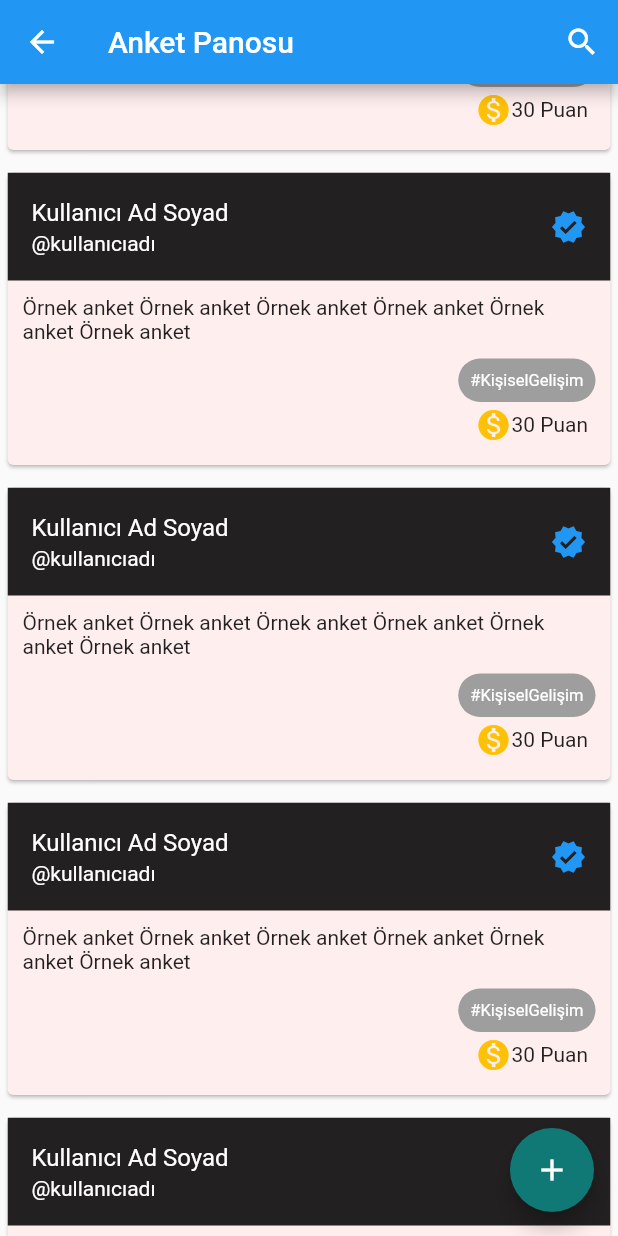
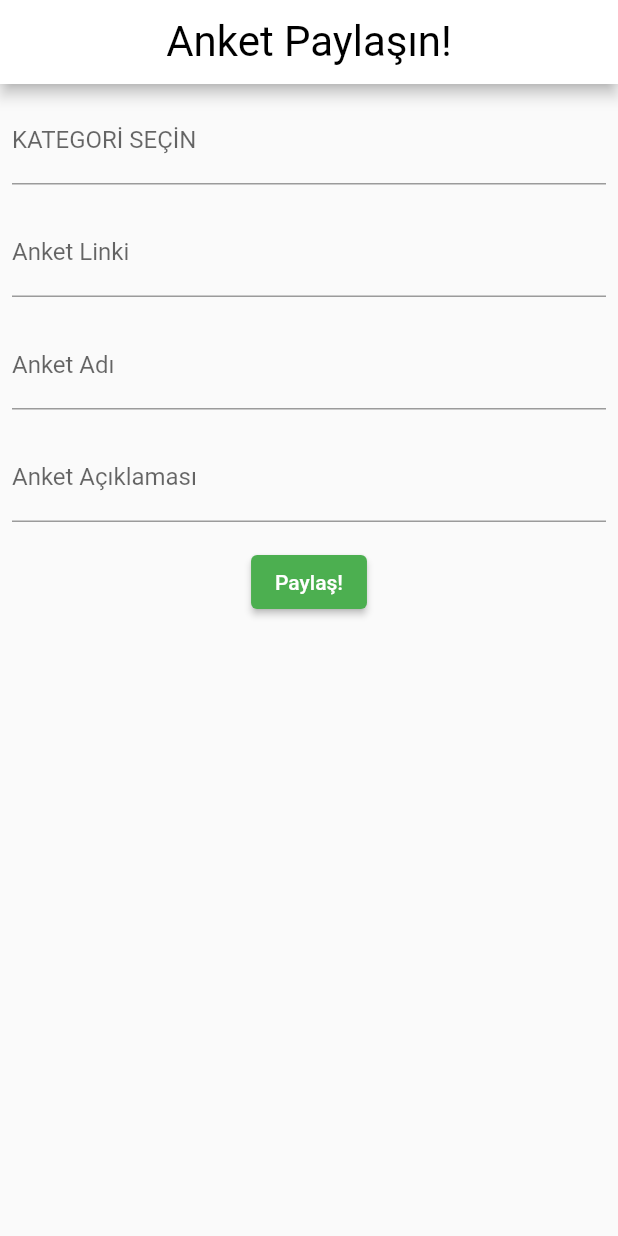
Before and after one commit to yalgettekin/Takim57, a Flutter app: the BoardTab screen opened directly, scrolled down 576 dp, after a tap on the "add" icon, on a phone screen of 412 x 824 dp. Run offline on Flutter 3.47's test engine with Material 2 defaults, Android fonts, the phone set to English and light mode, and no system bars; our stand-ins replace cloud_firestore, firebase_auth, firebase_core, google_sign_in, hive, hive_flutter and 2 more; missing offline and left inert: dart:ffi; accounts and stored records are empty; Roboto replaces fonts that are missing (Yomogi).

Commit message:
create survey share screen

```diff
--- a/lib/Screens/BoardTab.dart
+++ b/lib/Screens/BoardTab.dart
@@ -1,6 +1,7 @@
 import 'package:cloud_firestore/cloud_firestore.dart';
 import 'package:firebase_auth/firebase_auth.dart';
 import 'package:flutter/material.dart';
+import 'package:flutter_application_1/Screens/popup.dart';
 
 class BoardTab extends StatefulWidget {
   const BoardTab({Key? key}) : super(key: key);
@@ -11,6 +12,8 @@ class BoardTab extends StatefulWidget {
 }
 
 class _BoardTabState extends State<BoardTab> {
+  late String kategori, anketLinki, anketAdi, aciklama;
+
   @override
   Widget build(BuildContext context) => SafeArea(
     child: Container(
@@ -29,7 +32,14 @@ class _BoardTabState extends State<BoardTab> {
         floatingActionButton: FloatingActionButton(
           child: Icon(Icons.add),
           backgroundColor: Color.fromRGBO(16, 121, 117, 1),
-            onPressed: () {},
+          onPressed: () {
+
+            showDialog(
+                context: context,
+                builder: (BuildContext context) {
+                  return SurveyPopup();
+                });
+          },
         ),
         body: Center(
           child: ListView.builder(
@@ -102,8 +112,10 @@ class _BoardTabState extends State<BoardTab> {
                     ],
                   ),
                 );
-                }),
+              }
           ),
         ),
-      ));
+      ),
+    ),
+  );
 }
--- /dev/null
+++ b/lib/Screens/popup.dart
@@ -0,0 +1,146 @@
+
+import 'package:cloud_firestore/cloud_firestore.dart';
+import 'package:flutter/material.dart';
+import 'package:firebase_core/firebase_core.dart';
+import 'BottomNavigationController.dart';
+
+class SurveyPopup extends StatefulWidget {
+  const SurveyPopup({Key? key}) : super(key: key);
+
+  @override
+  State<SurveyPopup> createState() => _SurveyPopupState();
+}
+
+class _SurveyPopupState extends State<SurveyPopup> {
+  late String kategori, anketLinki, anketAdi, aciklama;
+
+  kategoriAl(kategoriDegeri) {
+    this.kategori = kategoriDegeri;
+  }
+
+  anketLinkiAl(anketLinkiDegeri) {
+    this.anketLinki = anketLinkiDegeri;
+  }
+
+  anketAdiAl(anketAdiDegeri) {
+    this.anketAdi = anketAdiDegeri;
+  }
+
+  aciklamaAl(aciklamaDegeri) {
+    this.aciklama = aciklamaDegeri;
+  }
+
+
+
+  @override
+  Widget build(BuildContext context) {
+    return Scaffold(
+      appBar: AppBar(
+        title: const Text("Anket Paylaşın!",
+          style: TextStyle(
+            fontFamily: 'Yomogi',
+            color: Colors.black,
+            fontSize: 28,
+            fontWeight: FontWeight.w400,
+            fontStyle: FontStyle.normal,
+          ),
+        ),
+
+        backgroundColor: Colors.white,
+        centerTitle: true,
+      ),
+      body: SingleChildScrollView(
+        child: Column(
+          children: [
+            Padding(
+              padding: const EdgeInsets.all(8.0),
+              child: TextFormField(
+
+                onChanged: (String kategoriDegeri){
+                  kategoriAl(kategoriDegeri);
+                },
+                decoration: const InputDecoration(
+                    labelText: "KATEGORİ SEÇİN",
+                    focusedBorder: OutlineInputBorder(
+                        borderSide: BorderSide(color: Colors.blue, width: 5)
+                    )
+                ),
+              ),
+            ),
+            Padding(
+              padding: const EdgeInsets.all(8.0),
+              child: TextFormField(
+
+                onChanged: (String anketLinkiDegeri){
+                  anketLinkiAl(anketLinkiDegeri);
+                },
+                decoration: const InputDecoration(
+                    labelText: "Anket Linki",
+                    focusedBorder: OutlineInputBorder(
+                        borderSide: BorderSide(color: Colors.blue, width: 5)
+                    )
+                ),
+              ),
+            ),
+            Padding(
+              padding: const EdgeInsets.all(8.0),
+              child: TextFormField(
+
+                onChanged: (String anketAdiDegeri){
+                  anketAdiAl(anketAdiDegeri);
+                },
+                decoration: const InputDecoration(
+                    labelText: "Anket Adı",
+                    focusedBorder: OutlineInputBorder(
+                        borderSide: BorderSide(color: Colors.blue, width: 5)
+                    )
+                ),
+              ),
+            ),
+            Padding(
+              padding: const EdgeInsets.all(8.0),
+              child: TextFormField(
+
+                onChanged: (String aciklamaDegeri){
+                  aciklamaAl(aciklamaDegeri);
+                },
+                decoration: const InputDecoration(
+                    labelText: "Anket Açıklaması",
+                    focusedBorder: OutlineInputBorder(
+                        borderSide: BorderSide(color: Colors.blue, width: 5)
+                    )
+                ),
+              ),
+            ),
+            Padding(
+              padding: const EdgeInsets.all(8.0),
+              child: Row(
+                mainAxisAlignment: MainAxisAlignment.spaceEvenly,
+                children: [
+                  ElevatedButton(
+                    onPressed: (){
+                      Icons.share ;
+                      goToHomeScreen(context);
+                      shareSurvey();
+                    },
+                    child: Text("Paylaş!"),
+                    style: ElevatedButton.styleFrom(
+                      primary: Colors.green,
+                      onPrimary: Colors.white,
+                    ) ,
+                  ),
+
+                ],
+              ),
+            ),
+          ],
+        ),
+      ),
+    );
+  }
+  void shareSurvey() {
+
+  }
+}
+void goToHomeScreen(context) => Navigator.of(context).pushReplacement(
+    MaterialPageRoute(builder: (_) => const BottomNavigationController()));
```
Also changed, not shown: pubspec.lock, 1 other file. Lines whose indentation alone changed are shown as unchanged.
